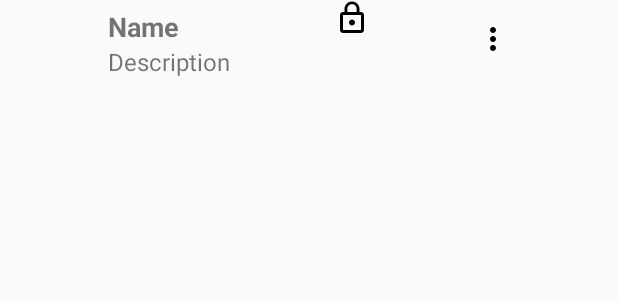
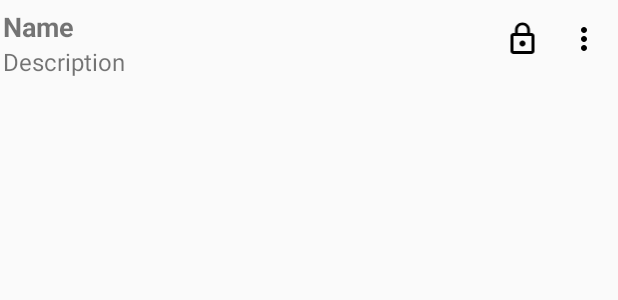
Before and after one commit to JoseRNFaria/UdacityFriendlyChat, an Android app: the layout item_chat_room.xml on its own in the app's theme, with its tools: preview values and no code run, on a phone screen of 412 x 824 dp. Shown: the top 300 px of the screen. Run offline under Robolectric (Android 15) with nearby library versions, the phone set to English and light mode, and no system bars.

Commit message:
Improved room layout

```diff
--- a/app/src/main/AndroidManifest.xml
+++ b/app/src/main/AndroidManifest.xml
@@ -11,11 +11,9 @@
         android:theme="@style/AppTheme"
         tools:ignore="GoogleAppIndexingWarning">
         <activity
-            android:name=".view.RoomView"
-            android:label="@string/title_activity_room"/>
+            android:name=".view.RoomView"/>
         <activity
-            android:name=".view.StartView"
-            android:label="@string/title_activity_start">
+            android:name=".view.StartView">
             <intent-filter>
                 <action android:name="android.intent.action.MAIN" />
 
--- a/app/src/main/java/com/google/firebase/udacity/friendlychat/components/MarginItemDecoration.kt
+++ b/app/src/main/java/com/google/firebase/udacity/friendlychat/components/MarginItemDecoration.kt
@@ -3,6 +3,7 @@ package com.google.firebase.udacity.friendlychat.components
 import android.graphics.Rect
 import android.support.v7.widget.RecyclerView
 import android.view.View
+import com.google.firebase.udacity.friendlychat.R
 
 class MarginItemDecoration(private val spaceHeight: Int) : RecyclerView.ItemDecoration() {
     override fun getItemOffsets(outRect: Rect, view: View,
--- a/app/src/main/res/layout/item_chat_room.xml
+++ b/app/src/main/res/layout/item_chat_room.xml
@@ -1,5 +1,5 @@
 <?xml version="1.0" encoding="utf-8"?>
-<android.support.constraint.ConstraintLayout xmlns:android="http://schemas.android.com/apk/res/android"
+<LinearLayout xmlns:android="http://schemas.android.com/apk/res/android"
     xmlns:app="http://schemas.android.com/apk/res-auto"
     android:id="@+id/item_layout"
     android:layout_width="match_parent"
@@ -7,20 +7,16 @@
     android:layout_marginStart="2dp"
     android:layout_marginEnd="2dp"
     android:baselineAligned="false"
-    android:orientation="horizontal">
+    android:orientation="horizontal"
+    android:weightSum="10">
 
 
-    <LinearLayout xmlns:android="http://schemas.android.com/apk/res/android"
+    <RelativeLayout xmlns:android="http://schemas.android.com/apk/res/android"
         android:id="@+id/linearLayout"
-        android:layout_width="wrap_content"
+        android:layout_width="0dp"
         android:layout_height="wrap_content"
-        android:baselineAligned="false"
-        android:orientation="vertical"
-        app:layout_constraintBottom_toBottomOf="parent"
-        app:layout_constraintEnd_toStartOf="@+id/room_password"
-        app:layout_constraintHorizontal_bias="0.5"
-        app:layout_constraintStart_toStartOf="parent"
-        app:layout_constraintTop_toTopOf="parent">
+        android:layout_weight="8"
+        android:baselineAligned="false">
 
         <TextView
             android:id="@+id/room_name"
@@ -35,30 +31,29 @@
             android:id="@+id/room_description"
             android:layout_width="wrap_content"
             android:layout_height="wrap_content"
+            android:layout_below="@id/room_name"
             android:text="Description"
             android:textSize="16sp" />
-    </LinearLayout>
+    </RelativeLayout>
 
     <ImageView
         android:id="@+id/room_password"
-        android:layout_width="wrap_content"
+        android:layout_width="0dp"
         android:layout_height="wrap_content"
+        android:layout_weight="1"
+        android:layout_gravity="center"
         android:src="@drawable/ic_lock_outline_black"
-        app:layout_constraintEnd_toStartOf="@+id/more_options"
-        app:layout_constraintHorizontal_bias="0.5"
-        app:layout_constraintStart_toEndOf="@+id/linearLayout" />
+        app:layout_constraintHorizontal_bias="0.5" />
+
 
     <ImageButton
         android:id="@+id/more_options"
-        android:layout_width="wrap_content"
+        android:layout_width="0dp"
         android:layout_height="wrap_content"
+        android:layout_gravity="center"
+        android:layout_weight="1"
         android:background="#00000000"
-        android:src="@drawable/ic_more_vert_black"
-        app:layout_constraintBottom_toBottomOf="parent"
-        app:layout_constraintEnd_toEndOf="parent"
-        app:layout_constraintHorizontal_bias="0.5"
-        app:layout_constraintStart_toEndOf="@+id/room_password"
-        app:layout_constraintTop_toTopOf="parent" />
+        android:src="@drawable/ic_more_vert_black" />
 
 
-</android.support.constraint.ConstraintLayout>
+</LinearLayout>
```
Also changed, not shown: app/src/main/java/com/google/firebase/udacity/friendlychat/view/RoomView.kt (+15 -4 lines), app/src/main/res/layout/dialog_create_room.xml (+23 -3 lines).
